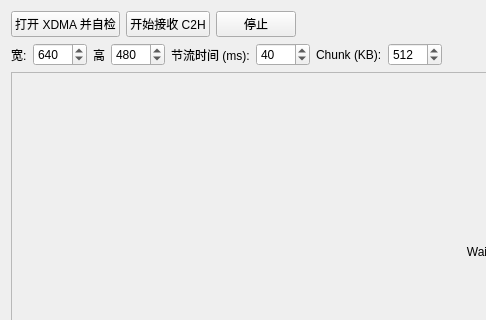
jingzezhang818/camera_viewer, file widget.ui: the form before one commit; both pictures show x 0 to 486 and y 0 to 320 of the 1100 by 760 pixel window.
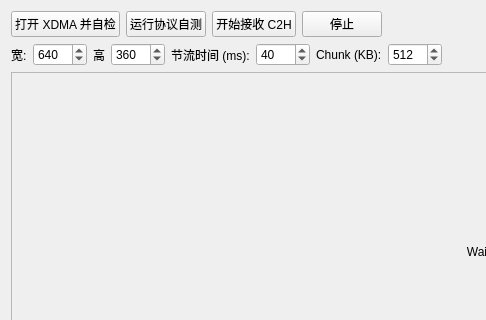
The form after the commit.

```diff
--- a/widget.ui
+++ b/widget.ui
@@ -23,6 +23,13 @@
        </property>
       </widget>
      </item>
+     <item>
+      <widget class="QPushButton" name="btnRunSelfTest">
+       <property name="text">
+        <string>运行协议自测</string>
+       </property>
+      </widget>
+     </item>
      <item>
       <widget class="QPushButton" name="btnStartReceive">
        <property name="text">
@@ -96,7 +103,7 @@
         <number>16</number>
        </property>
        <property name="value">
-        <number>480</number>
+        <number>360</number>
        </property>
       </widget>
      </item>
```
